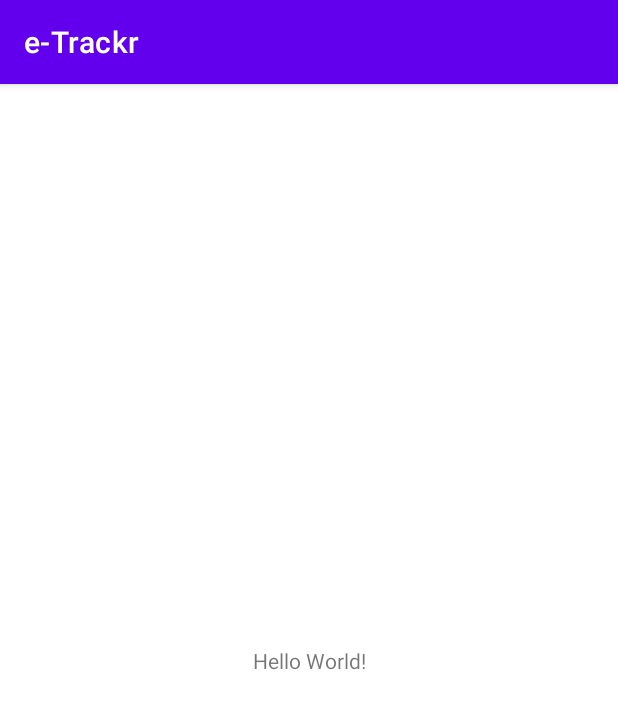
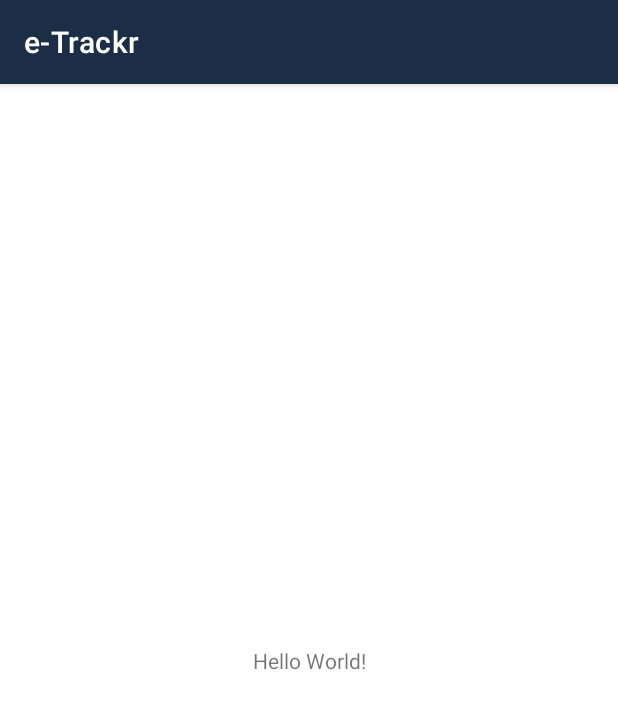
Before and after one commit to mahakim2000/e-Trackr, an Android app: the screen it shows after launch (MainActivity), on a phone screen of 412 x 824 dp. Shown: the top 709 px of the screen. Run offline under Robolectric (Android 15) with nearby library versions, the phone set to English and light mode, and no system bars.

Commit message:
Sign In Layout

```diff
--- a/app/build.gradle
+++ b/app/build.gradle
@@ -41,4 +41,7 @@ dependencies {
     testImplementation 'junit:junit:4.13.2'
     androidTestImplementation 'androidx.test.ext:junit:1.1.5'
     androidTestImplementation 'androidx.test.espresso:espresso-core:3.5.1'
+
+    implementation 'com.intuit.sdp:sdp-android:1.0.6'
+    implementation 'com.intuit.ssp:ssp-android:1.0.6'
 }
--- a/app/src/main/AndroidManifest.xml
+++ b/app/src/main/AndroidManifest.xml
@@ -12,6 +12,9 @@
         android:theme="@style/Theme.ETrackr"
         tools:targetApi="31">
         <activity
+            android:name=".SignInActivity"
+            android:exported="false" />
+        <activity
             android:name=".MainActivity"
             android:exported="true">
             <intent-filter>
--- a/app/src/main/res/values-night/themes.xml
+++ b/app/src/main/res/values-night/themes.xml
@@ -1,16 +1,6 @@
 <resources xmlns:tools="http://schemas.android.com/tools">
-    <!-- Base application theme. -->
     <style name="Theme.ETrackr" parent="Theme.MaterialComponents.DayNight.DarkActionBar">
-        <!-- Primary brand color. -->
-        <item name="colorPrimary">@color/purple_200</item>
-        <item name="colorPrimaryVariant">@color/purple_700</item>
-        <item name="colorOnPrimary">@color/black</item>
-        <!-- Secondary brand color. -->
-        <item name="colorSecondary">@color/teal_200</item>
-        <item name="colorSecondaryVariant">@color/teal_200</item>
-        <item name="colorOnSecondary">@color/black</item>
-        <!-- Status bar color. -->
-        <item name="android:statusBarColor">?attr/colorPrimaryVariant</item>
-        <!-- Customize your theme here. -->
+        <item name="colorPrimary">@color/primary</item>
+        <item name="android:statusBarColor">?attr/colorPrimary</item>
     </style>
 </resources>
--- a/app/src/main/res/values/colors.xml
+++ b/app/src/main/res/values/colors.xml
@@ -1,10 +1,13 @@
 <?xml version="1.0" encoding="utf-8"?>
 <resources>
-    <color name="purple_200">#FFBB86FC</color>
-    <color name="purple_500">#FF6200EE</color>
-    <color name="purple_700">#FF3700B3</color>
-    <color name="teal_200">#FF03DAC5</color>
-    <color name="teal_700">#FF018786</color>
-    <color name="black">#FF000000</color>
-    <color name="white">#FFFFFFFF</color>
+    <color name="primary">#1C2E46</color>
+    <color name="primary_dark">#142232</color>
+    <color name="primary_text">#212121</color>
+    <color name="secondary_text">#757575</color>
+    <color name="white">#FFFFFF</color>
+    <color name="input_background">#ECECEC</color>
+    <color name="icon_background">#20FFFFFF</color>
+    <color name="error">#B00020</color>
+    <color name="received_message_background">#090D16</color>
+    <color name="green">#008000</color>
 </resources>
--- a/app/src/main/res/values/themes.xml
+++ b/app/src/main/res/values/themes.xml
@@ -1,16 +1,6 @@
 <resources xmlns:tools="http://schemas.android.com/tools">
-    <!-- Base application theme. -->
     <style name="Theme.ETrackr" parent="Theme.MaterialComponents.DayNight.DarkActionBar">
-        <!-- Primary brand color. -->
-        <item name="colorPrimary">@color/purple_500</item>
-        <item name="colorPrimaryVariant">@color/purple_700</item>
-        <item name="colorOnPrimary">@color/white</item>
-        <!-- Secondary brand color. -->
-        <item name="colorSecondary">@color/teal_200</item>
-        <item name="colorSecondaryVariant">@color/teal_700</item>
-        <item name="colorOnSecondary">@color/black</item>
-        <!-- Status bar color. -->
-        <item name="android:statusBarColor">?attr/colorPrimaryVariant</item>
-        <!-- Customize your theme here. -->
+        <item name="colorPrimary">@color/primary</item>
+        <item name="android:statusBarColor">?attr/colorPrimary</item>
     </style>
 </resources>
```
Also changed, not shown: app/src/main/java/com/example/e_trackr/SignInActivity.java (added, +14 -0 lines), app/src/main/res/drawable/background_input.xml (added, +8 -0 lines), app/src/main/res/layout/activity_sign_in.xml (added, +114 -0 lines), app/src/main/res/values/strings.xml (+16 -0 lines).
